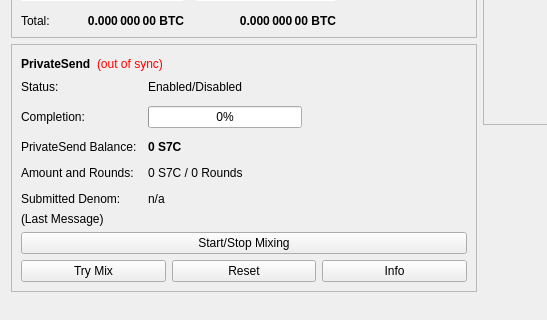
Qt form src/qt/forms/overviewpage.ui (OmegaBlockchain/omegacoin) before a commit; both pictures show x 0 to 547 and y 178 to 498 of the 960 by 585 pixel window.
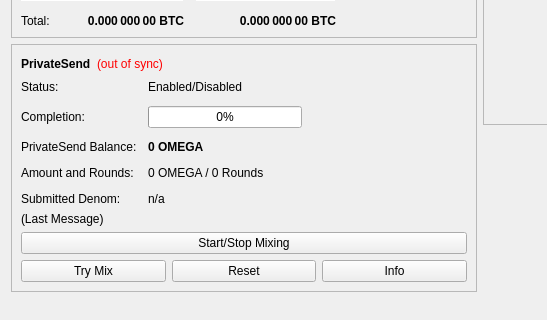
The same form after that commit.

The edit to the form file:
```diff
--- a/src/qt/forms/overviewpage.ui
+++ b/src/qt/forms/overviewpage.ui
@@ -514,7 +514,7 @@
                </font>
               </property>
               <property name="text">
-               <string notr="true">0 S7C</string>
+               <string notr="true">0 OMEGA</string>
               </property>
              </widget>
             </item>
@@ -528,7 +528,7 @@
             <item row="3" column="1">
              <widget class="QLabel" name="labelAmountRounds">
               <property name="text">
-               <string>0 S7C / 0 Rounds</string>
+               <string>0 OMEGA / 0 Rounds</string>
               </property>
              </widget>
             </item>
```
Left out of the diff: 6 changed lines with no effect on the pictures.
